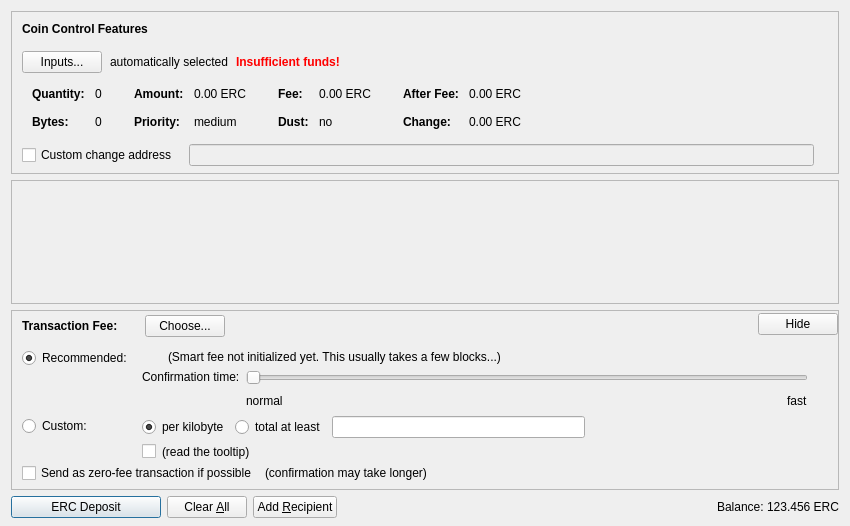
Old version of the form src/qt/forms/depositcoinsdialog.ui in the repository EuropecoinEUORG/Europecoin-V3.
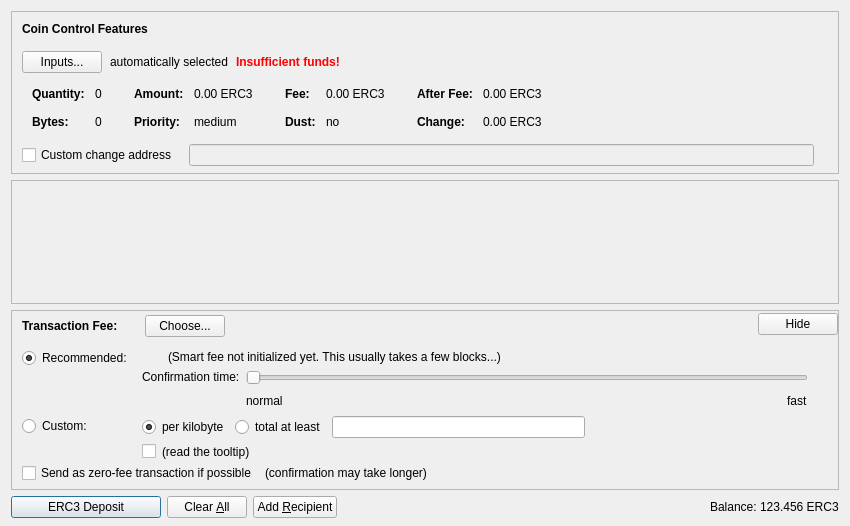
New version of the form. Icons and pictures are not drawn. Custom widgets are drawn as their Qt base class.

```diff
--- a/src/qt/forms/depositcoinsdialog.ui
+++ b/src/qt/forms/depositcoinsdialog.ui
@@ -327,7 +327,7 @@
                   <enum>Qt::ActionsContextMenu</enum>
                  </property>
                  <property name="text">
-                  <string notr="true">0.00 ERC</string>
+                  <string notr="true">0.00 ERC3</string>
                  </property>
                  <property name="textInteractionFlags">
                   <set>Qt::LinksAccessibleByMouse|Qt::TextSelectableByKeyboard|Qt::TextSelectableByMouse</set>
@@ -407,7 +407,7 @@
                   <enum>Qt::ActionsContextMenu</enum>
                  </property>
                  <property name="text">
-                  <string notr="true">0.00 ERC</string>
+                  <string notr="true">0.00 ERC3</string>
                  </property>
                  <property name="textInteractionFlags">
                   <set>Qt::LinksAccessibleByMouse|Qt::TextSelectableByKeyboard|Qt::TextSelectableByMouse</set>
@@ -487,7 +487,7 @@
                   <enum>Qt::ActionsContextMenu</enum>
                  </property>
                  <property name="text">
-                  <string notr="true">0.00 ERC</string>
+                  <string notr="true">0.00 ERC3</string>
                  </property>
                  <property name="textInteractionFlags">
                   <set>Qt::LinksAccessibleByMouse|Qt::TextSelectableByKeyboard|Qt::TextSelectableByMouse</set>
@@ -516,7 +516,7 @@
                   <enum>Qt::ActionsContextMenu</enum>
                  </property>
                  <property name="text">
-                  <string notr="true">0.00 ERC</string>
+                  <string notr="true">0.00 ERC3</string>
                  </property>
                  <property name="textInteractionFlags">
                   <set>Qt::LinksAccessibleByMouse|Qt::TextSelectableByKeyboard|Qt::TextSelectableByMouse</set>
@@ -1258,7 +1258,7 @@
         <string>Confirm the send action</string>
        </property>
        <property name="text">
-        <string>ERC Deposit</string>
+        <string>ERC3 Deposit</string>
        </property>
        <property name="icon">
         <iconset resource="../bitcoin.qrc">
@@ -1355,7 +1355,7 @@
           <cursorShape>IBeamCursor</cursorShape>
          </property>
          <property name="text">
-          <string notr="true">123.456 ERC</string>
+          <string notr="true">123.456 ERC3</string>
          </property>
          <property name="textInteractionFlags">
           <set>Qt::LinksAccessibleByMouse|Qt::TextSelectableByKeyboard|Qt::TextSelectableByMouse</set>
```
